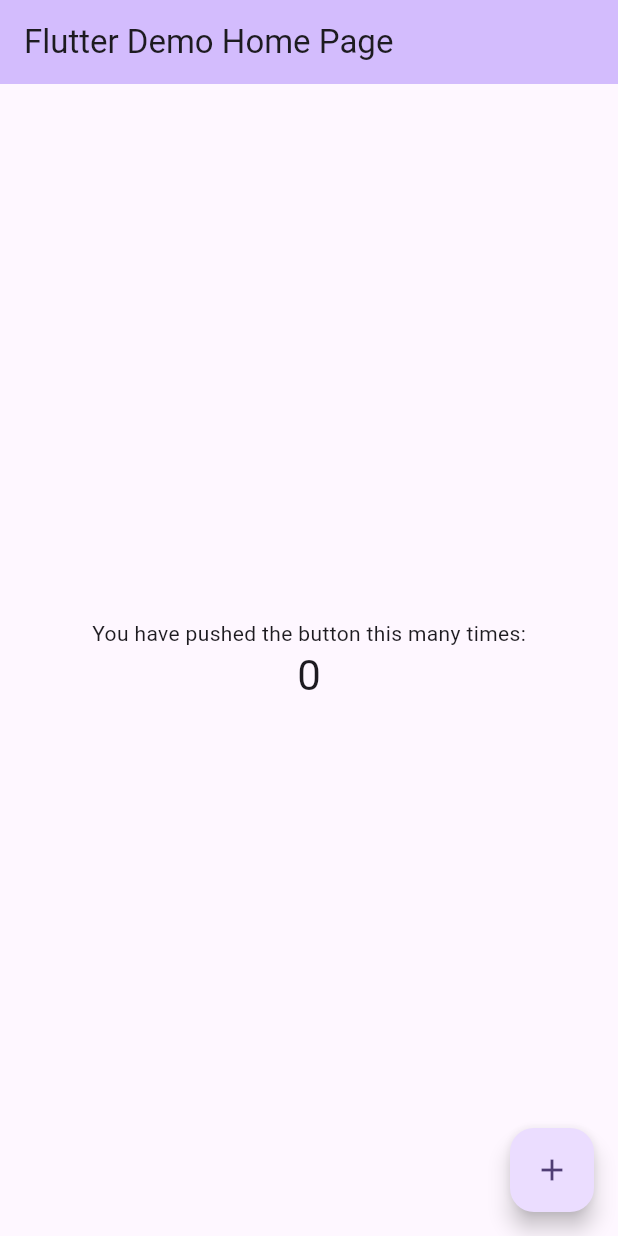
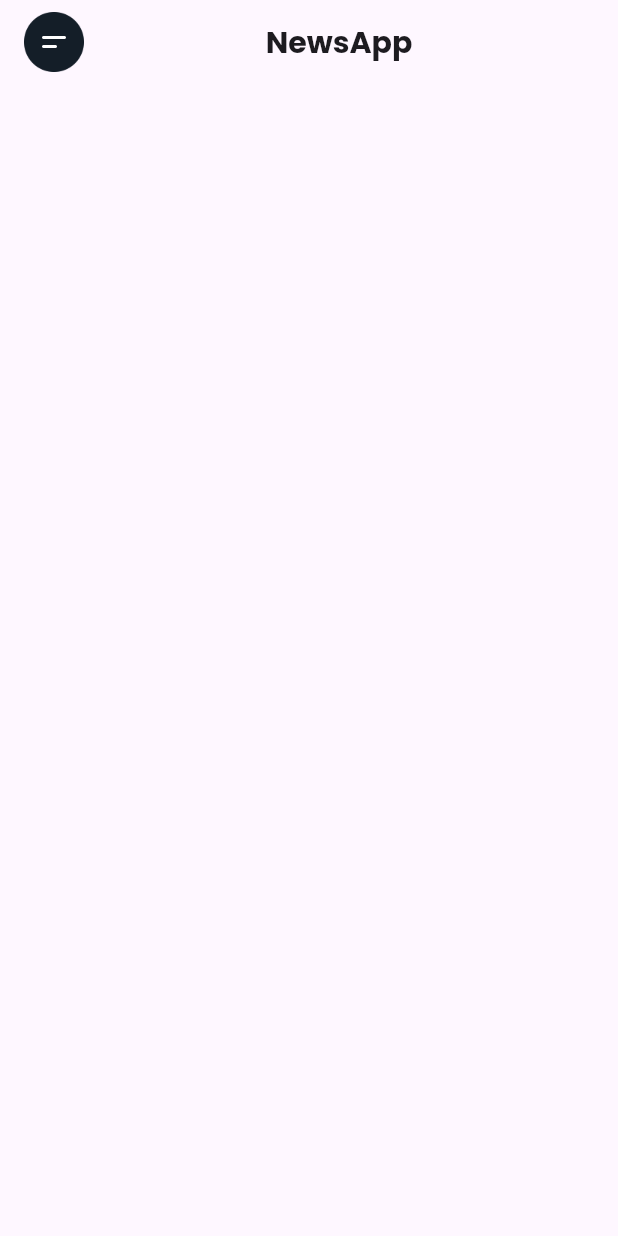
Before and after one commit to balyuntaja/BootcampFlutter, a Flutter app: the screen it shows after launch, on a phone screen of 412 x 824 dp. Run offline on Flutter 3.47's test engine with Material 3 defaults, Android fonts, the phone set to English and light mode, and no system bars; our stand-ins replace google_fonts.

Commit message:
commit tugas

```diff
--- a/sanberappflutter/analysis_options.yaml
+++ b/sanberappflutter/analysis_options.yaml
@@ -7,6 +7,9 @@
 
 # The following line activates a set of recommended lints for Flutter apps,
 # packages, and plugins designed to encourage good coding practices.
+analyzer:
+  errors:
+    prefer_const_constructors: ignore ignore ignore
 include: package:flutter_lints/flutter.yaml
 
 linter:
--- a/sanberappflutter/lib/main.dart
+++ b/sanberappflutter/lib/main.dart
@@ -1,4 +1,5 @@
 import 'package:flutter/material.dart';
+import 'package:sanberappflutter/pages/home/home_page.dart';
 
 void main() {
   runApp(const MyApp());
@@ -7,47 +8,21 @@ void main() {
 class MyApp extends StatelessWidget {
   const MyApp({super.key});
 
-  // This widget is the root of your application.
   @override
   Widget build(BuildContext context) {
     return MaterialApp(
       title: 'Flutter Demo',
       theme: ThemeData(
-        // This is the theme of your application.
-        //
-        // TRY THIS: Try running your application with "flutter run". You'll see
-        // the application has a purple toolbar. Then, without quitting the app,
-        // try changing the seedColor in the colorScheme below to Colors.green
-        // and then invoke "hot reload" (save your changes or press the "hot
-        // reload" button in a Flutter-supported IDE, or press "r" if you used
-        // the command line to start the app).
-        //
-        // Notice that the counter didn't reset back to zero; the application
-        // state is not lost during the reload. To reset the state, use hot
-        // restart instead.
-        //
-        // This works for code too, not just values: Most code changes can be
-        // tested with just a hot reload.
         colorScheme: ColorScheme.fromSeed(seedColor: Colors.deepPurple),
         useMaterial3: true,
       ),
-      home: const MyHomePage(title: 'Flutter Demo Home Page'),
+      home: HomePage(),
     );
   }
 }
 
 class MyHomePage extends StatefulWidget {
   const MyHomePage({super.key, required this.title});
-
-  // This widget is the home page of your application. It is stateful, meaning
-  // that it has a State object (defined below) that contains fields that affect
-  // how it looks.
-
-  // This class is the configuration for the state. It holds the values (in this
-  // case the title) provided by the parent (in this case the App widget) and
-  // used by the build method of the State. Fields in a Widget subclass are
-  // always marked "final".
-
   final String title;
 
   @override
@@ -59,50 +34,19 @@ class _MyHomePageState extends State<MyHomePage> {
 
   void _incrementCounter() {
     setState(() {
-      // This call to setState tells the Flutter framework that something has
-      // changed in this State, which causes it to rerun the build method below
-      // so that the display can reflect the updated values. If we changed
-      // _counter without calling setState(), then the build method would not be
-      // called again, and so nothing would appear to happen.
       _counter++;
     });
   }
 
   @override
   Widget build(BuildContext context) {
-    // This method is rerun every time setState is called, for instance as done
-    // by the _incrementCounter method above.
-    //
-    // The Flutter framework has been optimized to make rerunning build methods
-    // fast, so that you can just rebuild anything that needs updating rather
-    // than having to individually change instances of widgets.
     return Scaffold(
       appBar: AppBar(
-        // TRY THIS: Try changing the color here to a specific color (to
-        // Colors.amber, perhaps?) and trigger a hot reload to see the AppBar
-        // change color while the other colors stay the same.
         backgroundColor: Theme.of(context).colorScheme.inversePrimary,
-        // Here we take the value from the MyHomePage object that was created by
-        // the App.build method, and use it to set our appbar title.
         title: Text(widget.title),
       ),
       body: Center(
-        // Center is a layout widget. It takes a single child and positions it
-        // in the middle of the parent.
         child: Column(
-          // Column is also a layout widget. It takes a list of children and
-          // arranges them vertically. By default, it sizes itself to fit its
-          // children horizontally, and tries to be as tall as its parent.
-          //
-          // Column has various properties to control how it sizes itself and
-          // how it positions its children. Here we use mainAxisAlignment to
-          // center the children vertically; the main axis here is the vertical
-          // axis because Columns are vertical (the cross axis would be
-          // horizontal).
-          //
-          // TRY THIS: Invoke "debug painting" (choose the "Toggle Debug Paint"
-          // action in the IDE, or press "p" in the console), to see the
-          // wireframe for each widget.
           mainAxisAlignment: MainAxisAlignment.center,
           children: <Widget>[
             const Text(
@@ -119,7 +63,7 @@ class _MyHomePageState extends State<MyHomePage> {
         onPressed: _incrementCounter,
         tooltip: 'Increment',
         child: const Icon(Icons.add),
-      ), // This trailing comma makes auto-formatting nicer for build methods.
+      ),
     );
   }
 }
--- /dev/null
+++ b/sanberappflutter/lib/pages/home/home_page.dart
@@ -0,0 +1,33 @@
+import 'package:flutter/material.dart';
+import 'package:google_fonts/google_fonts.dart';
+import 'package:sanberappflutter/app/config/app_assets.dart';
+
+class HomePage extends StatelessWidget {
+  const HomePage({super.key});
+
+  @override
+  Widget build(BuildContext context) {
+    return Scaffold(
+      appBar: AppBar(
+        title: Row(
+          mainAxisAlignment: MainAxisAlignment.spaceBetween,
+          children: [
+            Container(
+              height: 40,
+              width: 40,
+              decoration: BoxDecoration(
+                  image:
+                      DecorationImage(image: AssetImage(AppAssets.iconMenu))),
+            ),
+            Text(
+              'NewsApp',
+              style: GoogleFonts.poppins(
+                  fontSize: 20, fontWeight: FontWeight.bold),
+            ),
+            SizedBox(),
+          ],
+        ),
+      ),
+    );
+  }
+}
```
Also changed, not shown: sanberappflutter/assets/image/image_1.png (renamed from sanberappflutter/assets/image/imag_1.png), sanberappflutter/lib/pages/get_started_page.dart (renamed from sanberappflutter/lib/get_started_page.dart).
